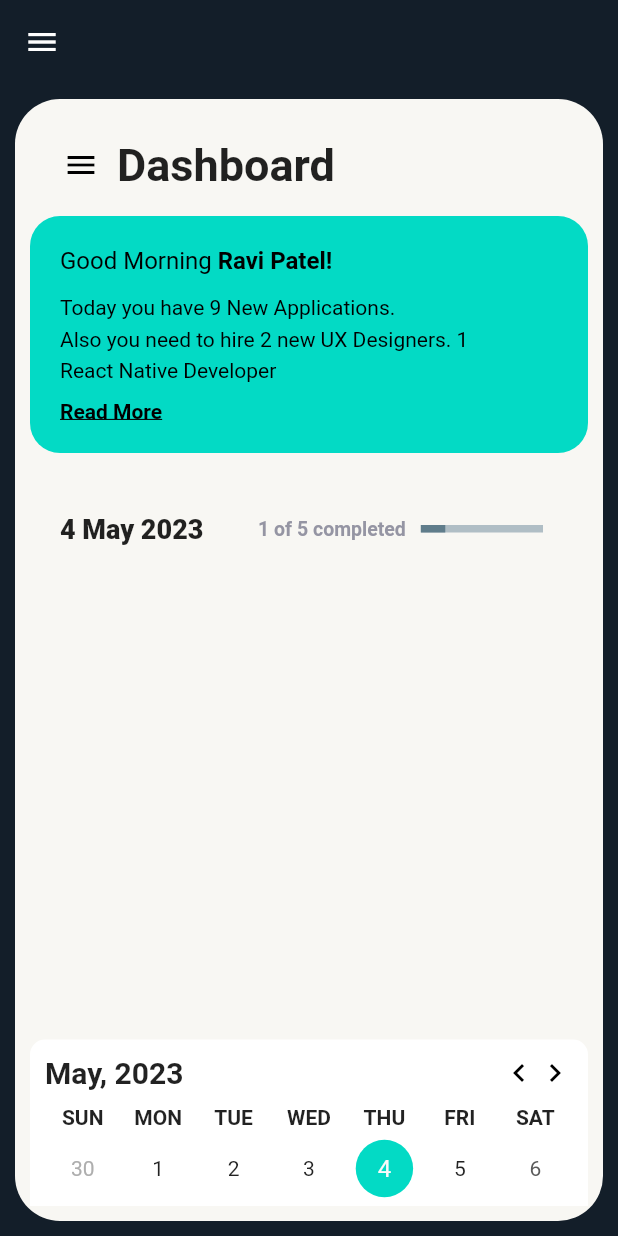
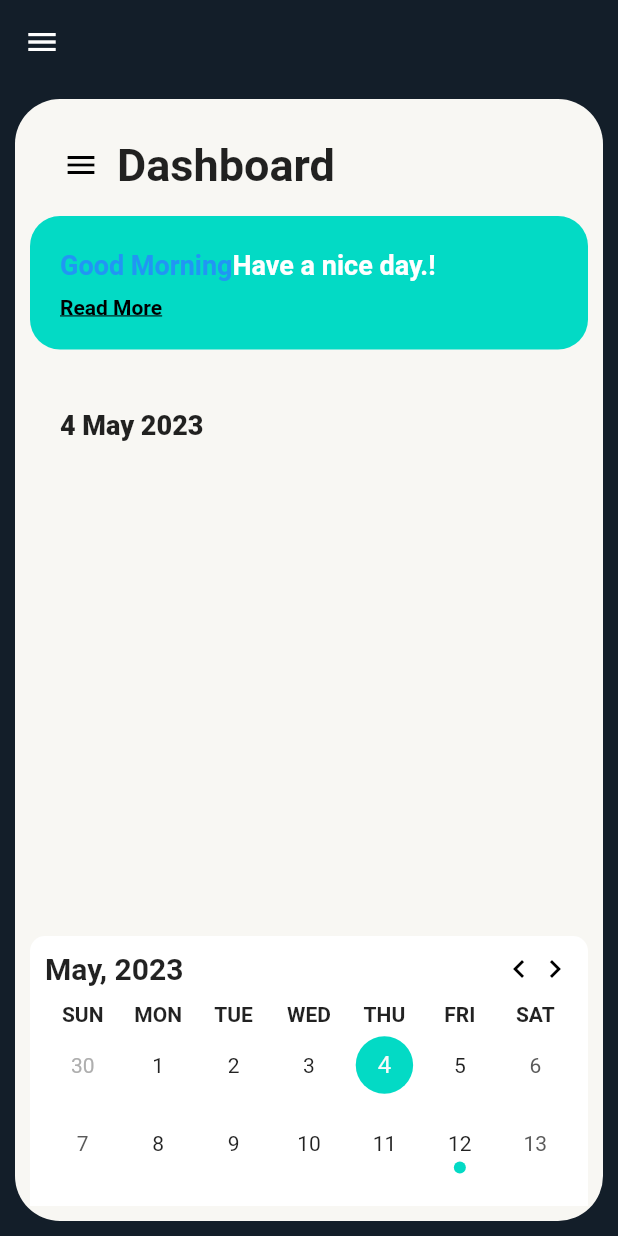
Before and after one commit to Kareemkhaled617/herafy_admin, a Flutter app: the Clients screen opened directly, in the side drawer, after a tap on "Dashboard", on a phone screen of 412 x 824 dp. Run offline on Flutter 3.47's test engine with Material 2 defaults, Android fonts, the phone set to English and light mode, and no system bars; drawn by our look-alikes of percent_indicator, table_calendar; our stand-ins replace awesome_dialog, cloud_firestore, eva_icons_flutter, file_picker, firebase_auth, firebase_core and 5 more; missing offline and left inert: dart:html; accounts and stored records are empty.

Commit message:
updated final v2

```diff
--- a/lib/component/card_ui.dart
+++ b/lib/component/card_ui.dart
@@ -80,10 +80,10 @@ Widget buildTaskContent({Function()? onPressedMenu}) {
                       ),
                     ),
                     const SizedBox(width: 20.0 / 2),
-                    const SizedBox(
-                      width: 200,
-                      child: TaskProgress(data: dataTask),
-                    ),
+                    // const SizedBox(
+                    //   width: 200,
+                    //   child: TaskProgress(data: dataTask),
+                    // ),
                   ],
                 ),
                 const SizedBox(height: 20.0),
--- a/lib/main.dart
+++ b/lib/main.dart
@@ -1,5 +1,6 @@
 import 'dart:ui';
 
+import 'package:firebase_auth/firebase_auth.dart';
 import 'package:firebase_core/firebase_core.dart';
 import 'package:flutter/material.dart';
 import 'package:herafy_admin_web_part/pages/home_page.dart';
@@ -34,7 +35,7 @@ class MyApp extends StatelessWidget {
       theme: ThemeData(
         primarySwatch: Colors.blue,
       ),
-      home: const LoginScreen(),
+      home:FirebaseAuth.instance.currentUser !=null?const HomePage(): const LoginScreen(),
     );
   }
 }
--- a/lib/pages/dashboard/widget/calender_widget.dart
+++ b/lib/pages/dashboard/widget/calender_widget.dart
@@ -19,7 +19,7 @@ class _CalendarWidgetState extends State<CalendarWidget> {
     return Container(
       decoration: BoxDecoration(
           color: AppColor.white, borderRadius: BorderRadius.circular(10)),
-      padding: EdgeInsets.all(10),
+      padding: const EdgeInsets.all(10),
       child: Column(
         children: [
           Row(
@@ -27,7 +27,7 @@ class _CalendarWidgetState extends State<CalendarWidget> {
             children: [
               Text(
                 "${DateFormat("MMM, yyyy").format(_focusedDay)}",
-                style: TextStyle(fontWeight: FontWeight.bold, fontSize: 20),
+                style: const TextStyle(fontWeight: FontWeight.bold, fontSize: 20),
               ),
               Row(
                 children: [
@@ -59,7 +59,7 @@ class _CalendarWidgetState extends State<CalendarWidget> {
               )
             ],
           ),
-          SizedBox(
+          const SizedBox(
             height: 10,
           ),
           TableCalendar(
@@ -72,8 +72,8 @@ class _CalendarWidgetState extends State<CalendarWidget> {
               dowTextFormatter: (date, locale) {
                 return DateFormat("EEE").format(date).toUpperCase();
               },
-              weekendStyle: TextStyle(fontWeight: FontWeight.bold),
-              weekdayStyle: TextStyle(fontWeight: FontWeight.bold),
+              weekendStyle: const TextStyle(fontWeight: FontWeight.bold),
+              weekdayStyle: const TextStyle(fontWeight: FontWeight.bold),
             ),
             onPageChanged: (day) {
               _focusedDay = day;
--- a/lib/pages/dashboard/widget/notification_card_widget.dart
+++ b/lib/pages/dashboard/widget/notification_card_widget.dart
@@ -8,39 +8,38 @@ class NotificationCardWidget extends StatelessWidget {
     return Container(
       decoration: BoxDecoration(
           color: AppColor.yellow, borderRadius: BorderRadius.circular(20)),
-      padding: EdgeInsets.all(20),
+      padding: const EdgeInsets.all(20),
       child: Row(
         children: [
           Column(
             mainAxisAlignment: MainAxisAlignment.spaceBetween,
             crossAxisAlignment: CrossAxisAlignment.start,
             children: [
-              Text.rich(
-                TextSpan(
-                  style: TextStyle(fontSize: 16, color: AppColor.black),
-                  children: [
-                    TextSpan(text: "Good Morning "),
+              RichText(
+                text:  TextSpan(
+                  children: <TextSpan>[
                     TextSpan(
-                      text: "Ravi Patel!",
+                      text: DateTime.now().hour <= 12? 'Good Morning':'Good Evening',
+                      style:  TextStyle(
+                        height: 1.3,
+                        color: Theme.of(context).primaryColor,
+                        fontWeight: FontWeight.w600,
+                        fontSize: 18,
+                      ),
+                    ),
+                    const TextSpan(
+                      text: 'Have a nice day.!',
                       style: TextStyle(
-                        fontWeight: FontWeight.bold,
+                        color: Colors.white,
+                        fontWeight: FontWeight.w600,
+                        fontSize: 18,
                       ),
                     ),
                   ],
                 ),
               ),
-              SizedBox(
-                height: 10,
-              ),
-              Text(
-                "Today you have 9 New Applications.\nAlso you need to hire 2 new UX Designers. 1\nReact Native Developer",
-                style: TextStyle(
-                  fontSize: 14,
-                  color: AppColor.black,
-                  height: 1.5,
-                ),
-              ),
-              SizedBox(
+
+              const SizedBox(
                 height: 10,
               ),
               Text(
@@ -54,7 +53,7 @@ class NotificationCardWidget extends StatelessWidget {
             ],
           ),
           if (MediaQuery.of(context).size.width >= 620) ...{
-            Spacer(),
+            const Spacer(),
             Image.asset(
               "assets/notification_image.png",
               height: 160,
--- a/lib/pages/dashboard/widget/profile_card_widget.dart
+++ b/lib/pages/dashboard/widget/profile_card_widget.dart
@@ -10,7 +10,7 @@ class ProfileCardWidget extends StatelessWidget {
         color: AppColor.white,
         borderRadius: BorderRadius.circular(10),
       ),
-      padding: EdgeInsets.all(10),
+      padding: const EdgeInsets.all(10),
       child: Column(
         children: [
           Row(
@@ -23,11 +23,11 @@ class ProfileCardWidget extends StatelessWidget {
                   width: 60,
                 ),
               ),
-              SizedBox(width: 10),
+              const SizedBox(width: 10),
               Column(
-                children: [
+                children: const [
                   Text(
-                    "Kathy Walker",
+                    "",
                     style: TextStyle(fontWeight: FontWeight.bold),
                   ),
                   Text("HR Manager"),
@@ -35,13 +35,13 @@ class ProfileCardWidget extends StatelessWidget {
               )
             ],
           ),
-          Divider(
+          const Divider(
             thickness: 0.5,
             color: Colors.grey,
           ),
-          profileListTile("Joined Date", "18-Apr-2021"),
-          profileListTile("Projects", "32 Active"),
-          profileListTile("Accomplishment", "125"),
+          // profileListTile("Joined Date", "18-Apr-2021"),
+          // profileListTile("Projects", "32 Active"),
+          // profileListTile("Accomplishment", "125"),
         ],
       ),
     );
@@ -49,7 +49,7 @@ class ProfileCardWidget extends StatelessWidget {
 
   Widget profileListTile(text, value) {
     return Container(
-      margin: EdgeInsets.symmetric(vertical: 8),
+      margin: const EdgeInsets.symmetric(vertical: 8),
       child: Row(
         mainAxisAlignment: MainAxisAlignment.spaceBetween,
         children: [
--- a/lib/pages/widget/side_bar_menu.dart
+++ b/lib/pages/widget/side_bar_menu.dart
@@ -96,7 +96,7 @@ class _SideBarState extends State<SideBar> {
             //   press: () {},
             // ),
             DrawerListTile(
-              title: "Settings",
+              title: "LogOut",
               icon: "assets/menu_settings.png",
               press: () async {
                 await FirebaseAuth.instance.signOut().then((value) {
```
